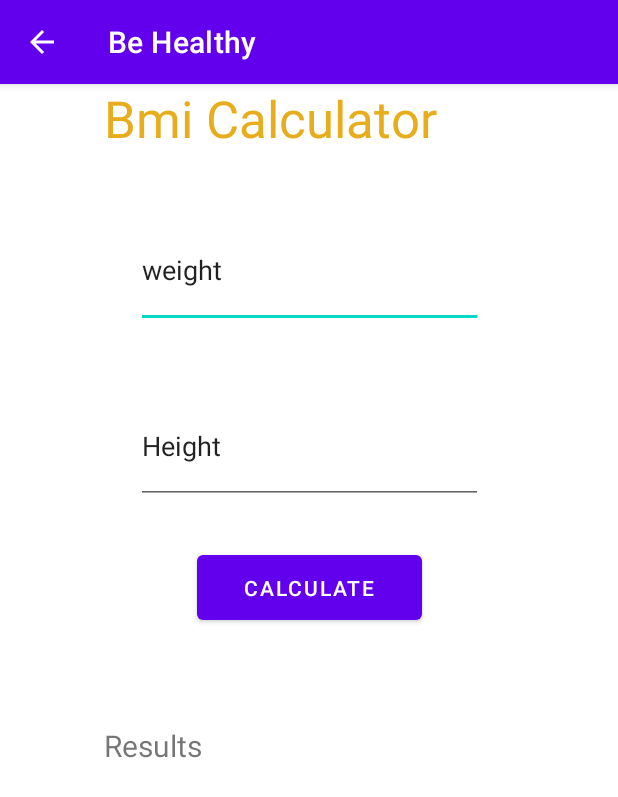
After one commit to oumab26/MobileApp_Sante, an Android app: the BmiActivity screen opened directly, with no data from a screen before it, on a phone screen of 412 x 824 dp. The commit adds this screen. Shown: the top 797 px of the screen. Run offline under Robolectric (Android 15) with nearby library versions, the phone set to English and light mode, and no system bars.

Commit message:
step dashboard and navigation

```diff
--- /dev/null
+++ b/app/src/main/java/tn/esprit/datastorage/BmiActivity.java
@@ -0,0 +1,42 @@
+package tn.esprit.datastorage;
+
+import androidx.appcompat.app.AppCompatActivity;
+
+import android.annotation.SuppressLint;
+import android.content.Intent;
+import android.os.Bundle;
+import android.view.View;
+import android.widget.Button;
+import android.widget.TextView;
+
+public class BmiActivity extends AppCompatActivity {
+
+
+
+    Button calculateBmi;
+    TextView result;
+
+
+    @SuppressLint("RestrictedApi")
+    @Override
+    protected void onCreate(Bundle savedInstanceState) {
+        super.onCreate(savedInstanceState);
+        setContentView(R.layout.activity_bmi);
+        getSupportActionBar().setDefaultDisplayHomeAsUpEnabled(true);
+
+        calculateBmi = findViewById(R.id.btnCalculateBmi);
+        result = findViewById(R.id.texteres);
+
+        calculateBmi.setOnClickListener(new View.OnClickListener() {
+            @Override
+            public void onClick(View view) {
+
+                result.setText(10-10 + "you have to");
+
+            }
+        });
+
+
+
+    }
+}
--- a/app/src/main/java/tn/esprit/datastorage/MainActivity.java
+++ b/app/src/main/java/tn/esprit/datastorage/MainActivity.java
@@ -134,7 +134,7 @@ public class MainActivity extends AppCompatActivity {
             Toast.makeText(MainActivity.this,"Login Successful",Toast.LENGTH_LONG).show();
 
             // Going to Dashboard activity after login success message.
-            Intent intent = new Intent(MainActivity.this, CalorieActivity.class);
+            Intent intent = new Intent(MainActivity.this, MenuActivity.class);
 
             // Sending Email to Dashboard Activity using intent.
             intent.putExtra(UserEmail, EmailHolder);
--- /dev/null
+++ b/app/src/main/res/layout/activity_bmi.xml
@@ -0,0 +1,77 @@
+<?xml version="1.0" encoding="utf-8"?>
+<androidx.constraintlayout.widget.ConstraintLayout xmlns:android="http://schemas.android.com/apk/res/android"
+    xmlns:app="http://schemas.android.com/apk/res-auto"
+    xmlns:tools="http://schemas.android.com/tools"
+    android:layout_width="match_parent"
+    android:layout_height="match_parent">
+
+    <Button
+        android:id="@+id/btnCalculateBmi"
+        android:layout_width="150dp"
+        android:layout_height="55dp"
+        android:layout_marginTop="28dp"
+        android:text="Calculate"
+        app:layout_constraintEnd_toEndOf="parent"
+        app:layout_constraintStart_toStartOf="parent"
+        app:layout_constraintTop_toBottomOf="@+id/editTextTextPersonName2" />
+
+    <EditText
+        android:id="@+id/editTextTextPersonName"
+        android:layout_width="231dp"
+        android:layout_height="77dp"
+        android:layout_marginTop="44dp"
+        android:ems="10"
+        android:inputType="textPersonName"
+        android:text="weight"
+        app:layout_constraintEnd_toEndOf="parent"
+        app:layout_constraintStart_toStartOf="parent"
+        app:layout_constraintTop_toBottomOf="@+id/textView4" />
+
+    <EditText
+        android:id="@+id/editTextTextPersonName2"
+        android:layout_width="231dp"
+        android:layout_height="77dp"
+        android:layout_marginTop="40dp"
+        android:ems="10"
+        android:inputType="textPersonName"
+        android:text="Height"
+        app:layout_constraintEnd_toEndOf="parent"
+        app:layout_constraintStart_toStartOf="parent"
+        app:layout_constraintTop_toBottomOf="@+id/editTextTextPersonName" />
+
+    <TextView
+        android:id="@+id/textView3"
+        android:layout_width="wrap_content"
+        android:layout_height="wrap_content"
+        android:layout_marginTop="64dp"
+        android:text="Results"
+        android:textSize="20sp"
+        app:layout_constraintEnd_toEndOf="parent"
+        app:layout_constraintHorizontal_bias="0.2"
+        app:layout_constraintStart_toStartOf="parent"
+        app:layout_constraintTop_toBottomOf="@+id/btnCalculateBmi" />
+
+    <TextView
+        android:id="@+id/textView4"
+        android:layout_width="274dp"
+        android:layout_height="41dp"
+        android:text="Bmi Calculator"
+        android:textColor="#E7AD1D"
+        android:textColorLink="#E7AD1D"
+        android:textSize="34sp"
+        app:layout_constraintEnd_toEndOf="parent"
+        app:layout_constraintStart_toStartOf="parent"
+        tools:layout_editor_absoluteY="91dp" />
+
+    <TextView
+        android:id="@+id/texteres"
+        android:layout_width="wrap_content"
+        android:layout_height="wrap_content"
+        android:layout_marginTop="40dp"
+        android:textSize="20sp"
+        app:layout_constraintEnd_toEndOf="parent"
+        app:layout_constraintHorizontal_bias="0.498"
+        app:layout_constraintStart_toStartOf="parent"
+        app:layout_constraintTop_toBottomOf="@+id/textView3" />
+
+</androidx.constraintlayout.widget.ConstraintLayout>
```
Also changed, not shown: app/src/main/AndroidManifest.xml (+17 -1 lines), app/src/main/java/tn/esprit/datastorage/CalorieActivity.java (+6 -6 lines), app/src/main/java/tn/esprit/datastorage/MenuActivity.java (added, +59 -0 lines), app/src/main/res/layout/activity_calorie.xml (+0 -11 lines), app/src/main/res/layout/activity_menu.xml (added, +69 -0 lines), app/src/main/res/values/strings.xml (+9 -0 lines).
